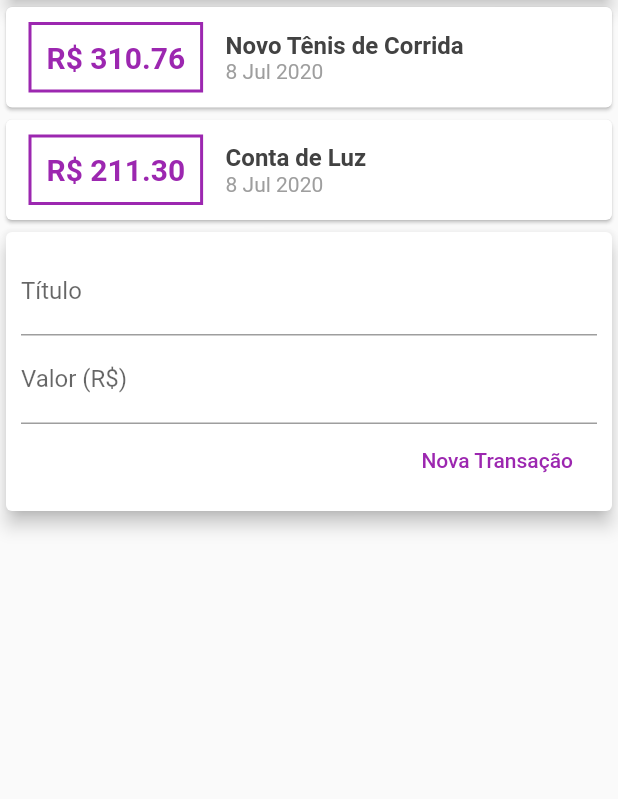
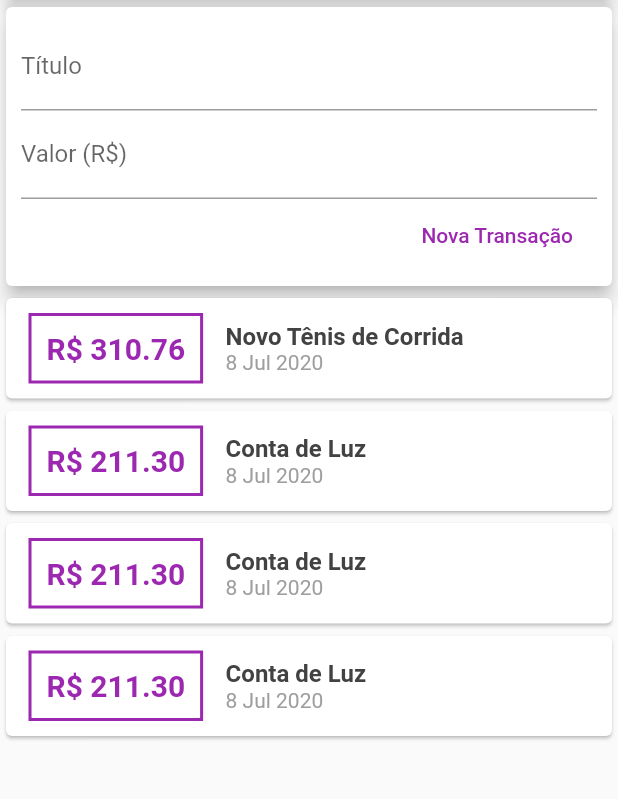
Before and after one commit to diegoluques/Flutter_Expenses, a Flutter app: the screen it shows after launch, on a phone screen of 412 x 824 dp, the part 119-918 px from its top. Run offline on Flutter 3.47's test engine with Material 2 defaults, Android fonts, the phone set to English and light mode, and no system bars.

```diff
--- a/lib/components/transaction_list.dart
+++ b/lib/components/transaction_list.dart
@@ -9,7 +9,10 @@ class TransactionList extends StatelessWidget {
 
   @override
   Widget build(BuildContext context) {
-    return Column(
+    return Container(
+      height: 300,
+      child: SingleChildScrollView(
+        child: Column(
           children: transactions.map((tr) {
             return Card(
                 child: Row(
@@ -56,6 +59,8 @@ class TransactionList extends StatelessWidget {
               ],
             ));
           }).toList(),
+        ),
+      ),
     );
   }
 }
--- a/lib/components/transaction_user.dart
+++ b/lib/components/transaction_user.dart
@@ -16,6 +16,66 @@ class _TransactionUserState extends State<TransactionUser> {
       id: "1",
       title: "Novo Tênis de Corrida",
       value: 310.76,
+      date: DateTime.now(),
+    ),
+    Transaction(
+      id: "2",
+      title: "Conta de Luz",
+      value: 211.30,
+      date: DateTime.now(),
+    ),
+    Transaction(
+      id: "2",
+      title: "Conta de Luz",
+      value: 211.30,
+      date: DateTime.now(),
+    ),
+    Transaction(
+      id: "2",
+      title: "Conta de Luz",
+      value: 211.30,
+      date: DateTime.now(),
+    ),
+    Transaction(
+      id: "2",
+      title: "Conta de Luz",
+      value: 211.30,
+      date: DateTime.now(),
+    ),
+    Transaction(
+      id: "2",
+      title: "Conta de Luz",
+      value: 211.30,
+      date: DateTime.now(),
+    ),
+    Transaction(
+      id: "2",
+      title: "Conta de Luz",
+      value: 211.30,
+      date: DateTime.now(),
+    ),
+    Transaction(
+      id: "2",
+      title: "Conta de Luz",
+      value: 211.30,
+      date: DateTime.now(),
+    ),
+    Transaction(
+      id: "2",
+      title: "Conta de Luz",
+      value: 211.30,
+      date: DateTime.now(),
+    ),
+    Transaction(
+      id: "2",
+      title: "Conta de Luz",
+      value: 211.30,
+      date: DateTime.now(),
+    ),
+    Transaction(
+      id: "2",
+      title: "Conta de Luz",
+      value: 211.30,
       date: DateTime.now(),
     ),
     Transaction(
@@ -43,8 +103,8 @@ class _TransactionUserState extends State<TransactionUser> {
   Widget build(BuildContext context) {
     return Column(
       children: <Widget>[
+        TransactionForm(_addTransaction),
         TransactionList(_transaction),
-        TransactionForm(_addTransaction),
       ],
     );
   }
--- a/lib/main.dart
+++ b/lib/main.dart
@@ -22,7 +22,8 @@ class MyHomePage extends StatelessWidget {
       appBar: AppBar(
         title: Text("Despesas Pessoais"),
       ),
-      body: Column(
+      body: SingleChildScrollView(
+        child: Column(
           crossAxisAlignment: CrossAxisAlignment.stretch,
           children: <Widget>[
             Container(
@@ -35,6 +36,7 @@ class MyHomePage extends StatelessWidget {
             TransactionUser(),
           ],
         ),
+      ),
     );
   }
 }
```
Lines whose indentation alone changed are shown as unchanged.
